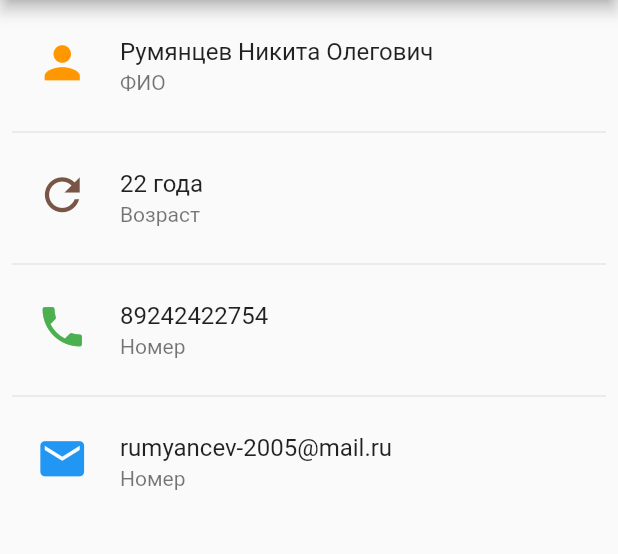
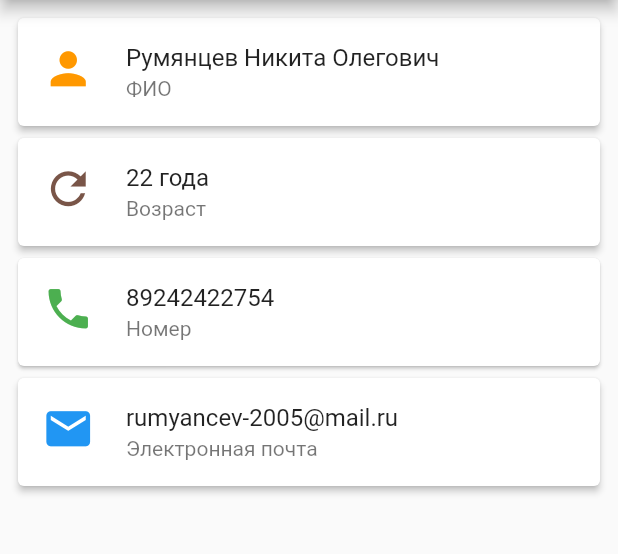
Before and after one commit to Hostridet/SoilVKR, a Flutter app: the UserPage screen opened by its route, on a phone screen of 412 x 824 dp, the part 84-638 px from its top. Run offline on Flutter 3.47's test engine with Material 2 defaults, Android fonts, the phone set to English and light mode, and no system bars; our stand-ins replace bloc, flutter_bloc, flutter_svg, new_gradient_app_bar, shared_preferences; missing offline and left inert: location_picker_flutter_map; accounts and stored records are empty; network calls fail.

```diff
--- a/lib/interface/components/Drawer.dart
+++ b/lib/interface/components/Drawer.dart
@@ -26,6 +26,7 @@ class _DrawerMenuState extends State<DrawerMenu> {
               if (state is UserLoadedState) {
                 return Drawer(
                   child: ListView(
+                    padding: const EdgeInsets.all(0.0),
                     children: [
                       DrawerHeader(
                         decoration: BoxDecoration(
@@ -76,7 +77,7 @@ class _DrawerMenuState extends State<DrawerMenu> {
                           padding: EdgeInsets.only(top: 8),
                           child: Icon(Icons.bookmarks, size: 30, color: Colors.green),
                         ),
-                        title: Text("База знаний>"),
+                        title: Text("База знаний"),
                         subtitle: Text("Основные данные"),
                         onTap: () {
                           Navigator.of(context)
--- a/lib/interface/forms/HomePage.dart
+++ b/lib/interface/forms/HomePage.dart
@@ -22,6 +22,7 @@ class _HomePageState extends State<HomePage> {
         gradient: const LinearGradient(colors: [Color(0xff228B22), Color(0xff008000), Color(0xff006400)]),
       ),
       body: FlutterLocationPicker(
+          showCurrentLocationPointer: false,
           initPosition: LatLong(43.10562, 131.87353),
           showSearchBar: false,
           searchBarBackgroundColor: Colors.white,
--- a/lib/interface/forms/UserPage.dart
+++ b/lib/interface/forms/UserPage.dart
@@ -19,7 +19,8 @@ class _UserPageState extends State<UserPage> {
         title: const Text('Пользователь'),
         gradient: const LinearGradient(colors: [Color(0xff228B22), Color(0xff008000), Color(0xff006400)]),
       ),
-      body: Padding(
+      body: SingleChildScrollView(
+        child: Padding(
           padding: const EdgeInsets.all(8.0),
           child: Column(
             children: [
@@ -50,31 +51,43 @@ class _UserPageState extends State<UserPage> {
               //     ),
               //   ),
               // ),
-            ListTile(
+              Card(
+                elevation: 2,
+                child: ListTile(
                   title: Text("Румянцев Никита Олегович"),
                   subtitle: Text("ФИО"),
                   leading: Icon(Icons.person, size: 35,color: Colors.orange,),
+                  onTap: () {},
                 ),
-            Divider(),
-            ListTile(
+              ),
+              Card(
+                elevation: 2,
+                child: ListTile(
                   title: Text("22 года"),
                   subtitle: Text("Возраст"),
                   leading: Icon(Icons.refresh, size: 35,color: Colors.brown,),
+                  onTap: () {},
                 ),
-            Divider(),
-            ListTile(
+              ),
+              Card(
+                child: ListTile(
                   title: Text("89242422754"),
                   subtitle: Text("Номер"),
                   leading: Icon(Icons.phone, size: 35,color: Colors.green,),
+                  onTap: () {},
                 ),
-            Divider(),
-            ListTile(
+              ),
+              Card(
+                elevation: 2,
+                child: ListTile(
                   title: Text("rumyancev-2005@mail.ru"),
-              subtitle: Text("Номер"),
+                  subtitle: Text("Электронная почта"),
                   leading: Icon(Icons.mail, size: 35,color: Colors.blue,),
-
+                  onTap: () {},
+                ),
               ),
             ],
+          ),
         ),
       ),
     );
```
Also changed, not shown: lib/bloc/profile_bloc/profile_bloc.dart (added, +15 -0 lines), lib/bloc/profile_bloc/profile_event.dart (added, +37 -0 lines), lib/bloc/profile_bloc/profile_state.dart (added, +18 -0 lines), lib/interface/components/AnimalComponent.dart (added, +34 -0 lines), lib/interface/components/PlantComponent.dart (added, +35 -0 lines), lib/interface/components/SoilComponent.dart (added, +36 -0 lines), lib/interface/forms/InfoBook.dart (+31 -6 lines), lib/models/User.dart (added, +15 -0 lines). Lines whose indentation alone changed are shown as unchanged.
